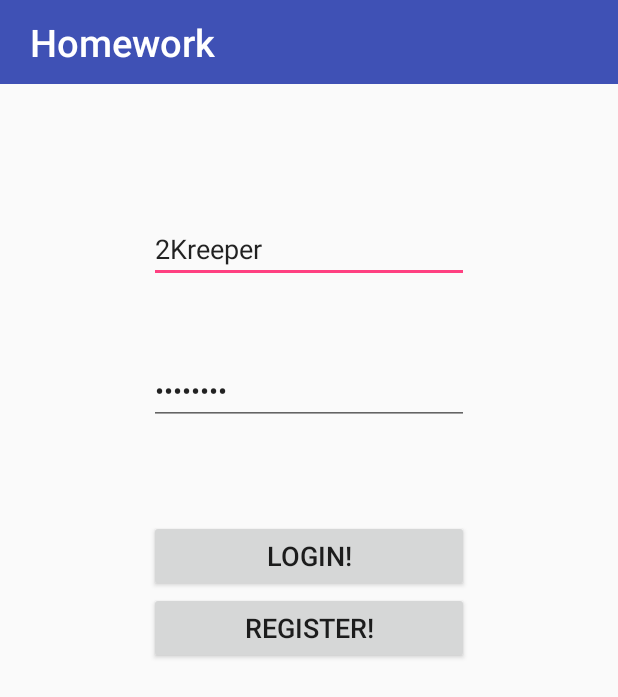
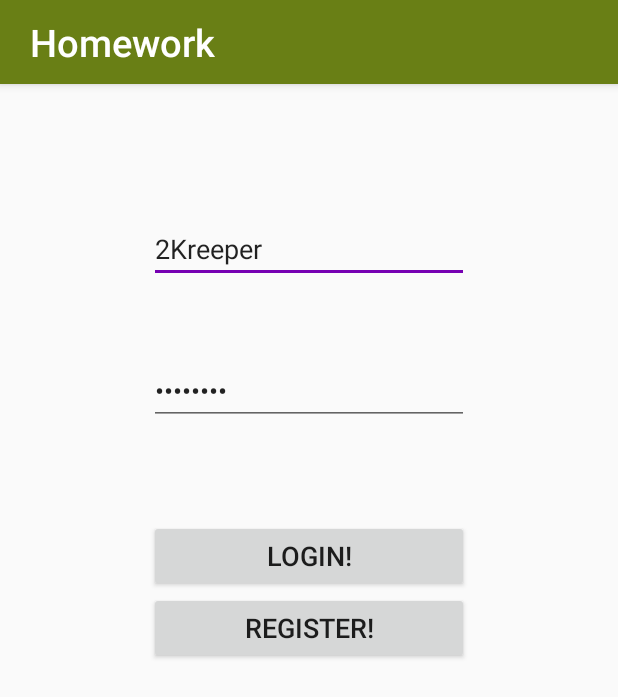
Before and after one commit to 2Kreeper/Homework, an Android app: the screen it shows after launch (LoginActivity), on a phone screen of 412 x 824 dp. Shown: the top 697 px of the screen. Run offline under Robolectric (Android 15) with nearby library versions, the phone set to English and light mode, and no system bars.

Commit message:
Layout
Modified the app layout: new color scheme

```diff
--- a/app/src/main/AndroidManifest.xml
+++ b/app/src/main/AndroidManifest.xml
@@ -13,7 +13,8 @@
         android:theme="@style/AppTheme">
         <activity
             android:name=".LoginActivity"
-            android:screenOrientation="portrait">
+            android:screenOrientation="portrait"
+            android:theme="@style/DefaultTheme">
             <intent-filter>
                 <action android:name="android.intent.action.MAIN" />
 
--- a/app/src/main/res/layout/activity_homework_list.xml
+++ b/app/src/main/res/layout/activity_homework_list.xml
@@ -61,6 +61,7 @@
         android:layout_gravity="bottom|end"
         android:layout_margin="@dimen/fab_margin"
         android:src="@drawable/ic_add_white_36px"
+        android:elevation="6dp"
         app:backgroundTint="@color/colorPrimaryDark" />
 
 </FrameLayout>
--- a/app/src/main/res/layout/toolbar.xml
+++ b/app/src/main/res/layout/toolbar.xml
@@ -10,7 +10,8 @@
     android:background="?attr/colorPrimary"
     app:popupTheme="@style/ThemeOverlay.AppCompat.Light"
     app:layout_scrollFlags="scroll|enterAlways"
-    app:layout_collapseMode="pin">
+    app:layout_collapseMode="pin"
+    android:elevation="4dp">
 
     <FrameLayout
         android:layout_width="match_parent"
@@ -28,7 +29,7 @@
             android:visibility="visible"
             android:text="@string/app_name"
             android:textSize="25sp"
-            android:textColor="@color/white"
+            android:textColor="@android:color/primary_text_dark"
             style="@style/TextAppearance.AppCompat.Widget.ActionBar.Title.Inverse"
             />
 
--- a/app/src/main/res/values/colors.xml
+++ b/app/src/main/res/values/colors.xml
@@ -1,8 +1,8 @@
 <?xml version="1.0" encoding="utf-8"?>
 <resources>
-    <color name="colorPrimary">#3F51B5</color>
-    <color name="colorPrimaryDark">#303f9f</color>
-    <color name="colorAccent">#FF4081</color>
+    <color name="colorPrimary">#697f15</color>
+    <color name="colorPrimaryDark">#3f4c0c</color>
+    <color name="colorAccent">#7600b2</color>
     <color name="colorWarning">#FF1919</color>
     <color name="white">#ffffff</color>
     <color name="toolbarSearchBackground">#f5f5f5</color>
--- a/app/src/main/res/values/styles.xml
+++ b/app/src/main/res/values/styles.xml
@@ -13,4 +13,6 @@
         <item name="android:textColorSecondary">@color/white</item>
     </style>
 
+    <style name="DefaultTheme" parent="AppTheme" />
+
 </resources>
```
Also changed, not shown: build.gradle (+9 -1 lines).
